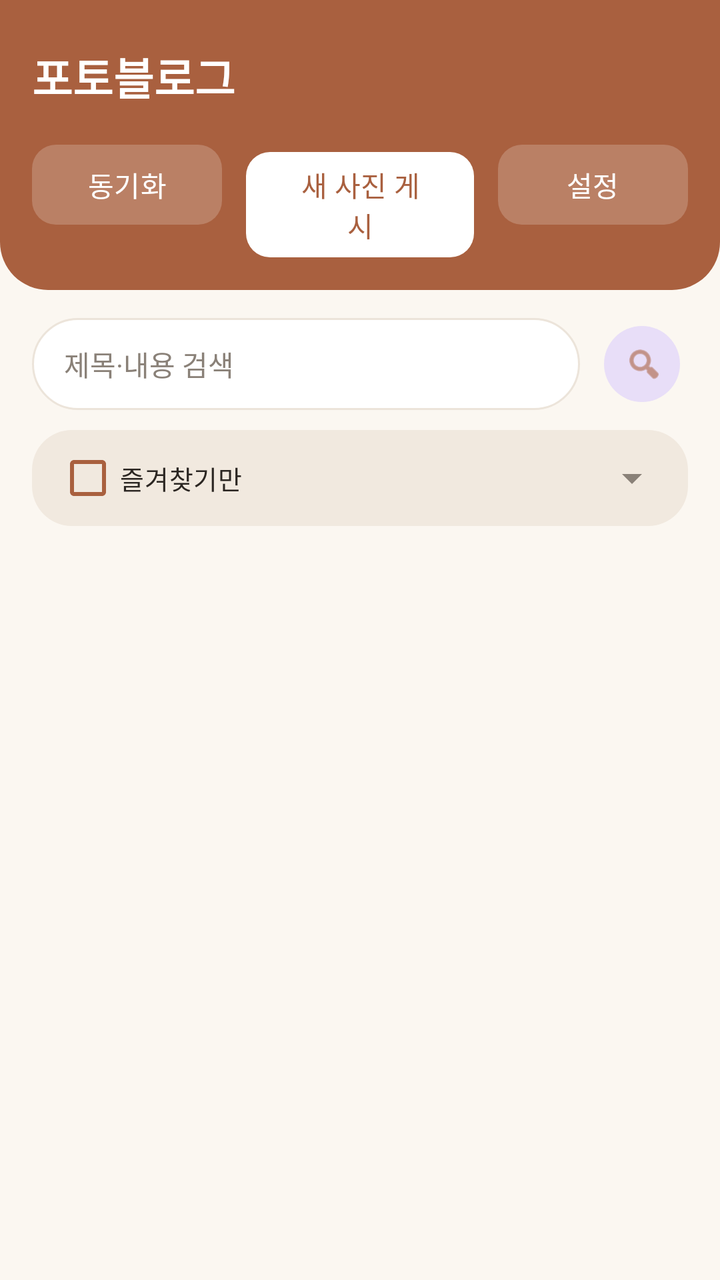
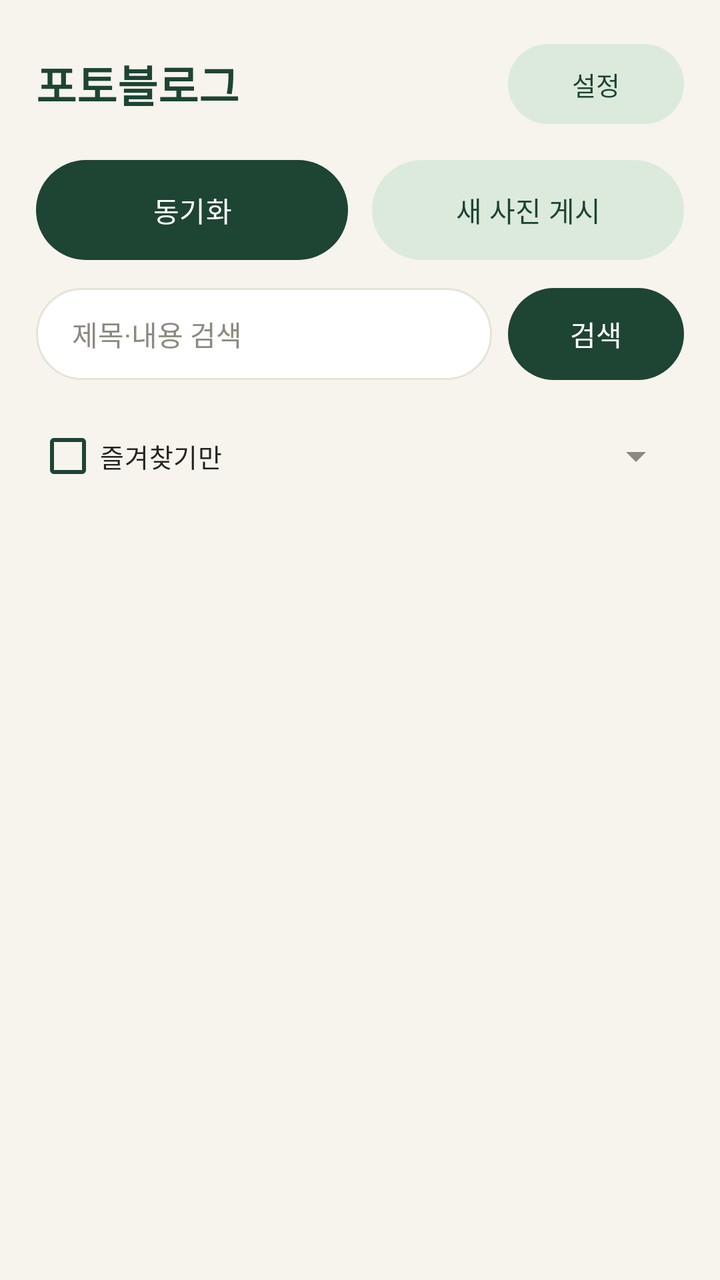

Screens rendered from an Android XML layout before and after an edit, with the pre-edit source and the edit as a unified diff.
<!-- AndroidManifest.xml: application theme Theme.PhotoBlog -->
<!-- res/layout/activity_main.xml -->
<?xml version="1.0" encoding="utf-8"?>
<LinearLayout xmlns:android="http://schemas.android.com/apk/res/android"
    xmlns:app="http://schemas.android.com/apk/res-auto"
    xmlns:tools="http://schemas.android.com/tools"
    android:layout_width="match_parent"
    android:layout_height="match_parent"
    android:orientation="vertical"
    android:background="@color/color_background"
    tools:context=".MainActivity">

    <LinearLayout
        android:layout_width="match_parent"
        android:layout_height="wrap_content"
        android:orientation="vertical"
        android:background="@drawable/bg_header_shape"
        android:paddingStart="16dp"
        android:paddingEnd="16dp"
        android:paddingTop="22dp"
        android:paddingBottom="16dp">

        <TextView
            android:layout_width="wrap_content"
            android:layout_height="wrap_content"
            android:layout_marginBottom="14dp"
            android:text="포토블로그"
            android:textColor="@color/color_on_primary"
            android:textSize="22sp"
            android:textStyle="bold" />

        <LinearLayout
            android:layout_width="match_parent"
            android:layout_height="wrap_content"
            android:orientation="horizontal">

            <com.google.android.material.button.MaterialButton
                android:id="@+id/btnSync"
                android:layout_width="0dp"
                android:layout_height="wrap_content"
                android:layout_weight="1"
                android:layout_marginEnd="6dp"
                app:backgroundTint="@color/color_header_action_bg"
                android:textColor="@color/color_on_primary"
                android:text="동기화"
                app:cornerRadius="12dp" />

            <com.google.android.material.button.MaterialButton
                android:id="@+id/btnUpload"
                android:layout_width="0dp"
                android:layout_height="wrap_content"
                android:layout_weight="1.2"
                android:layout_marginStart="6dp"
                android:layout_marginEnd="6dp"
                app:backgroundTint="@color/color_on_primary"
                android:textColor="@color/color_primary"
                android:text="새 사진 게시"
                app:cornerRadius="12dp" />

            <com.google.android.material.button.MaterialButton
                android:id="@+id/btnSettings"
                android:layout_width="0dp"
                android:layout_height="wrap_content"
                android:layout_weight="1"
                android:layout_marginStart="6dp"
                app:backgroundTint="@color/color_header_action_bg"
                android:textColor="@color/color_on_primary"
                android:text="설정"
                app:cornerRadius="12dp" />
        </LinearLayout>
    </LinearLayout>

    <LinearLayout
        android:layout_width="match_parent"
        android:layout_height="wrap_content"
        android:orientation="horizontal"
        android:gravity="center_vertical"
        android:paddingStart="16dp"
        android:paddingEnd="16dp"
        android:paddingTop="14dp">

        <EditText
            android:id="@+id/searchInput"
            android:layout_width="0dp"
            android:layout_height="46dp"
            android:layout_weight="1"
            android:background="@drawable/bg_search_field"
            android:paddingStart="16dp"
            android:paddingEnd="16dp"
            android:hint="제목·내용 검색"
            android:textColorHint="@color/color_text_secondary"
            android:textColor="@color/color_text_primary"
            android:textSize="14sp"
            android:maxLines="1"
            android:inputType="text" />

        <com.google.android.material.button.MaterialButton
            android:id="@+id/btnSearch"
            style="@style/Widget.Material3.Button.IconButton.Filled.Tonal"
            android:layout_width="46dp"
            android:layout_height="46dp"
            android:layout_marginStart="8dp"
            app:icon="@android:drawable/ic_menu_search"
            app:iconTint="@color/color_primary" />
    </LinearLayout>

    <LinearLayout
        android:layout_width="match_parent"
        android:layout_height="wrap_content"
        android:orientation="horizontal"
        android:gravity="center_vertical"
        android:layout_marginStart="16dp"
        android:layout_marginEnd="16dp"
        android:layout_marginTop="10dp"
        android:background="@drawable/bg_filter_row"
        android:paddingStart="12dp"
        android:paddingEnd="4dp">

        <CheckBox
            android:id="@+id/favoriteFilterCheck"
            android:layout_width="wrap_content"
            android:layout_height="wrap_content"
            android:buttonTint="@color/color_primary"
            android:textColor="@color/color_text_primary"
            android:textSize="13sp"
            android:text="즐겨찾기만" />

        <View
            android:layout_width="0dp"
            android:layout_height="1dp"
            android:layout_weight="1" />

        <Spinner
            android:id="@+id/sortSpinner"
            android:layout_width="wrap_content"
            android:layout_height="wrap_content"
            android:minHeight="40dp" />
    </LinearLayout>

    <TextView
        android:id="@+id/statusText"
        android:layout_width="match_parent"
        android:layout_height="wrap_content"
        android:paddingStart="18dp"
        android:paddingEnd="18dp"
        android:paddingTop="10dp"
        android:paddingBottom="2dp"
        android:textSize="12sp"
        android:textColor="@color/color_text_secondary"
        android:text="" />

    <androidx.recyclerview.widget.RecyclerView
        android:id="@+id/recyclerView"
        android:layout_width="match_parent"
        android:layout_height="0dp"
        android:layout_weight="1"
        android:paddingStart="8dp"
        android:paddingEnd="8dp"
        android:paddingTop="4dp"
        android:clipToPadding="false"
        tools:listitem="@layout/item_image" />

    <com.google.android.material.button.MaterialButton
        android:id="@+id/btnLoadMore"
        style="@style/Widget.Material3.Button.OutlinedButton"
        android:layout_width="match_parent"
        android:layout_height="wrap_content"
        android:layout_margin="16dp"
        android:visibility="gone"
        android:text="다음 사진 더 불러오기" />

</LinearLayout>
<!-- res/layout/item_image.xml (included above) -->
<?xml version="1.0" encoding="utf-8"?>
<com.google.android.material.card.MaterialCardView
    xmlns:android="http://schemas.android.com/apk/res/android"
    xmlns:app="http://schemas.android.com/apk/res-auto"
    android:layout_width="match_parent"
    android:layout_height="wrap_content"
    android:layout_marginHorizontal="4dp"
    android:layout_marginVertical="6dp"
    app:cardCornerRadius="18dp"
    app:cardElevation="0dp"
    app:strokeWidth="1dp"
    app:strokeColor="@color/color_card_stroke"
    app:cardBackgroundColor="@color/color_surface">

    <LinearLayout
        android:layout_width="match_parent"
        android:layout_height="wrap_content"
        android:orientation="vertical"
        android:paddingBottom="14dp">

        <ImageView
            android:id="@+id/imageViewItem"
            android:layout_width="match_parent"
            android:layout_height="210dp"
            android:scaleType="centerCrop"
            android:background="@color/color_chip_background"
            android:contentDescription="게시물 사진" />

        <LinearLayout
            android:layout_width="match_parent"
            android:layout_height="wrap_content"
            android:orientation="horizontal"
            android:gravity="center_vertical"
            android:paddingStart="14dp"
            android:paddingEnd="6dp"
            android:paddingTop="10dp">

            <TextView
                android:id="@+id/titleViewItem"
                android:layout_width="0dp"
                android:layout_height="wrap_content"
                android:layout_weight="1"
                android:textStyle="bold"
                android:textSize="16sp"
                android:textColor="@color/color_text_primary" />

            <Button
                android:id="@+id/favoriteButton"
                style="?attr/borderlessButtonStyle"
                android:layout_width="wrap_content"
                android:layout_height="wrap_content"
                android:minWidth="0dp"
                android:minHeight="0dp"
                android:paddingStart="8dp"
                android:paddingEnd="8dp"
                android:textSize="20sp"
                android:textColor="@color/color_primary"
                android:text="☆" />
        </LinearLayout>

        <TextView
            android:id="@+id/authorViewItem"
            android:layout_width="match_parent"
            android:layout_height="wrap_content"
            android:paddingStart="14dp"
            android:paddingEnd="14dp"
            android:paddingTop="1dp"
            android:textSize="12sp"
            android:textColor="@color/color_text_secondary" />

        <TextView
            android:id="@+id/textViewItem"
            android:layout_width="match_parent"
            android:layout_height="wrap_content"
            android:paddingStart="14dp"
            android:paddingEnd="14dp"
            android:paddingTop="6dp"
            android:maxLines="2"
            android:ellipsize="end"
            android:lineSpacingExtra="2dp"
            android:textSize="14sp"
            android:textColor="@color/color_text_primary" />

        <LinearLayout
            android:id="@+id/ownerActionsRow"
            android:layout_width="match_parent"
            android:layout_height="wrap_content"
            android:orientation="horizontal"
            android:paddingStart="10dp"
            android:paddingEnd="10dp"
            android:paddingTop="10dp"
            android:visibility="gone">

            <com.google.android.material.button.MaterialButton
                android:id="@+id/editButton"
                style="@style/Widget.Material3.Button.TonalButton"
                android:layout_width="0dp"
                android:layout_height="wrap_content"
                android:layout_weight="1"
                android:layout_marginEnd="6dp"
                android:text="수정" />

            <com.google.android.material.button.MaterialButton
                android:id="@+id/deleteButton"
                style="@style/Widget.Material3.Button.OutlinedButton"
                android:layout_width="0dp"
                android:layout_height="wrap_content"
                android:layout_weight="1"
                android:layout_marginStart="6dp"
                android:textColor="@color/color_error"
                app:strokeColor="@color/color_error"
                android:text="삭제" />
        </LinearLayout>
    </LinearLayout>
</com.google.android.material.card.MaterialCardView>
<!-- resources referenced by this layout -->
<resources>
  <color name="color_background">#FBF7F1</color>
  <color name="color_card_stroke">#EEE4D8</color>
  <color name="color_chip_background">#F1E9DF</color>
  <color name="color_error">#B3493A</color>
  <color name="color_header_action_bg">#33FFFFFF</color>
  <color name="color_on_primary">#FFFFFF</color>
  <color name="color_primary">#A9603F</color>
  <color name="color_surface">#FFFFFF</color>
  <color name="color_text_primary">#2B2622</color>
  <color name="color_text_secondary">#8A8178</color>
  <!-- drawable bg_filter_row (drawable) -->
  <?xml version="1.0" encoding="utf-8"?>
  <shape xmlns:android="http://schemas.android.com/apk/res/android" android:shape="rectangle">
      <solid android:color="@color/color_chip_background" />
      <corners android:radius="20dp" />
  </shape>
  <!-- drawable bg_header_shape (drawable) -->
  <?xml version="1.0" encoding="utf-8"?>
  <shape xmlns:android="http://schemas.android.com/apk/res/android" android:shape="rectangle">
      <solid android:color="@color/color_primary" />
      <corners
          android:bottomLeftRadius="24dp"
          android:bottomRightRadius="24dp" />
  </shape>
  <!-- drawable bg_search_field (drawable) -->
  <?xml version="1.0" encoding="utf-8"?>
  <shape xmlns:android="http://schemas.android.com/apk/res/android" android:shape="rectangle">
      <solid android:color="@color/color_surface" />
      <stroke android:width="1dp" android:color="@color/color_divider" />
      <corners android:radius="24dp" />
  </shape>
  <style name="Theme.PhotoBlog" parent="Base.Theme.PhotoBlog" />
  <color name="color_divider">#ECE4DA</color>
  <style name="Base.Theme.PhotoBlog" parent="Theme.Material3.DayNight.NoActionBar">
          <item name="colorPrimary">@color/color_primary</item>
          <item name="colorPrimaryVariant">@color/color_primary_variant</item>
          <item name="colorOnPrimary">@color/color_on_primary</item>
          <item name="colorSecondary">@color/color_secondary</item>
          <item name="colorOnSecondary">@color/color_on_secondary</item>
          <item name="colorSurface">@color/color_surface</item>
          <item name="colorOnSurface">@color/color_text_primary</item>
          <item name="colorError">@color/color_error</item>
          <item name="android:colorBackground">@color/color_background</item>
          <item name="android:textColorPrimary">@color/color_text_primary</item>
          <item name="android:textColorSecondary">@color/color_text_secondary</item>
          <item name="android:windowBackground">@color/color_background</item>
          <item name="android:statusBarColor">@color/color_background</item>
          <item name="android:windowLightStatusBar">true</item>
          <item name="fontFamily">sans-serif</item>
      </style>
  <color name="color_primary_variant">#7C4530</color>
  <color name="color_secondary">#5B6B4F</color>
  <color name="color_on_secondary">#FFFFFF</color>
</resources>

<!-- the commit's change to res/layout/activity_main.xml (unified diff, before → after) -->
@@ -11,61 +11,70 @@
     <LinearLayout
         android:layout_width="match_parent"
         android:layout_height="wrap_content"
-        android:orientation="vertical"
-        android:background="@drawable/bg_header_shape"
-        android:paddingStart="16dp"
-        android:paddingEnd="16dp"
+        android:orientation="horizontal"
+        android:gravity="center_vertical"
+        android:paddingStart="18dp"
+        android:paddingEnd="18dp"
         android:paddingTop="22dp"
-        android:paddingBottom="16dp">
+        android:paddingBottom="4dp">
 
         <TextView
-            android:layout_width="wrap_content"
-            android:layout_height="wrap_content"
-            android:layout_marginBottom="14dp"
+            android:layout_width="0dp"
+            android:layout_height="wrap_content"
+            android:layout_weight="1"
             android:text="포토블로그"
-            android:textColor="@color/color_on_primary"
+            android:textColor="@color/color_primary"
             android:textSize="22sp"
             android:textStyle="bold" />
 
-        <LinearLayout
-            android:layout_width="match_parent"
-            android:layout_height="wrap_content"
-            android:orientation="horizontal">
-
-            <com.google.android.material.button.MaterialButton
-                android:id="@+id/btnSync"
-                android:layout_width="0dp"
-                android:layout_height="wrap_content"
-                android:layout_weight="1"
-                android:layout_marginEnd="6dp"
-                app:backgroundTint="@color/color_header_action_bg"
-                android:textColor="@color/color_on_primary"
-                android:text="동기화"
-                app:cornerRadius="12dp" />
-
-            <com.google.android.material.button.MaterialButton
-                android:id="@+id/btnUpload"
-                android:layout_width="0dp"
-                android:layout_height="wrap_content"
-                android:layout_weight="1.2"
-                android:layout_marginStart="6dp"
-                android:layout_marginEnd="6dp"
-                app:backgroundTint="@color/color_on_primary"
-                android:textColor="@color/color_primary"
-                android:text="새 사진 게시"
-                app:cornerRadius="12dp" />
-
-            <com.google.android.material.button.MaterialButton
-                android:id="@+id/btnSettings"
-                android:layout_width="0dp"
-                android:layout_height="wrap_content"
-                android:layout_weight="1"
-                android:layout_marginStart="6dp"
-                app:backgroundTint="@color/color_header_action_bg"
-                android:textColor="@color/color_on_primary"
-                android:text="설정"
-                app:cornerRadius="12dp" />
-        </LinearLayout>
+        <com.google.android.material.button.MaterialButton
+            android:id="@+id/btnSettings"
+            android:layout_width="wrap_content"
+            android:layout_height="40dp"
+            android:paddingStart="16dp"
+            android:paddingEnd="16dp"
+            android:insetTop="0dp"
+            android:insetBottom="0dp"
+            app:backgroundTint="@color/color_secondary"
+            android:textColor="@color/color_on_secondary"
+            android:textSize="13sp"
+            app:cornerRadius="20dp"
+            android:text="설정" />
+    </LinearLayout>
+
+    <LinearLayout
+        android:layout_width="match_parent"
+        android:layout_height="wrap_content"
+        android:orientation="horizontal"
+        android:paddingStart="18dp"
+        android:paddingEnd="18dp"
+        android:paddingTop="14dp">
+
+        <com.google.android.material.button.MaterialButton
+            android:id="@+id/btnSync"
+            android:layout_width="0dp"
+            android:layout_height="50dp"
+            android:layout_weight="1"
+            android:layout_marginEnd="6dp"
+            android:insetTop="0dp"
+            android:insetBottom="0dp"
+            app:backgroundTint="@color/color_primary"
+            android:textColor="@color/color_on_primary"
+            app:cornerRadius="25dp"
+            android:text="동기화" />
+
+        <com.google.android.material.button.MaterialButton
+            android:id="@+id/btnUpload"
+            android:layout_width="0dp"
+            android:layout_height="50dp"
+            android:layout_weight="1"
+            android:layout_marginStart="6dp"
+            android:insetTop="0dp"
+            android:insetBottom="0dp"
+            app:backgroundTint="@color/color_secondary"
+            android:textColor="@color/color_on_secondary"
+            app:cornerRadius="25dp"
+            android:text="새 사진 게시" />
     </LinearLayout>
 
     <LinearLayout
@@ -73,8 +82,8 @@
         android:layout_height="wrap_content"
         android:orientation="horizontal"
         android:gravity="center_vertical"
-        android:paddingStart="16dp"
-        android:paddingEnd="16dp"
+        android:paddingStart="18dp"
+        android:paddingEnd="18dp"
         android:paddingTop="14dp">
 
         <EditText
@@ -83,8 +92,8 @@
             android:layout_height="46dp"
             android:layout_weight="1"
             android:background="@drawable/bg_search_field"
-            android:paddingStart="16dp"
-            android:paddingEnd="16dp"
+            android:paddingStart="18dp"
+            android:paddingEnd="18dp"
             android:hint="제목·내용 검색"
             android:textColorHint="@color/color_text_secondary"
             android:textColor="@color/color_text_primary"
@@ -94,12 +103,18 @@
 
         <com.google.android.material.button.MaterialButton
             android:id="@+id/btnSearch"
-            style="@style/Widget.Material3.Button.IconButton.Filled.Tonal"
-            android:layout_width="46dp"
+            android:layout_width="wrap_content"
             android:layout_height="46dp"
             android:layout_marginStart="8dp"
-            app:icon="@android:drawable/ic_menu_search"
-            app:iconTint="@color/color_primary" />
+            android:paddingStart="18dp"
+            android:paddingEnd="18dp"
+            android:insetTop="0dp"
+            android:insetBottom="0dp"
+            app:backgroundTint="@color/color_primary"
+            android:textColor="@color/color_on_primary"
+            android:textSize="14sp"
+            app:cornerRadius="23dp"
+            android:text="검색" />
     </LinearLayout>
 
     <LinearLayout
@@ -107,12 +122,9 @@
         android:layout_height="wrap_content"
         android:orientation="horizontal"
         android:gravity="center_vertical"
-        android:layout_marginStart="16dp"
-        android:layout_marginEnd="16dp"
-        android:layout_marginTop="10dp"
-        android:background="@drawable/bg_filter_row"
-        android:paddingStart="12dp"
-        android:paddingEnd="4dp">
+        android:paddingStart="18dp"
+        android:paddingEnd="18dp"
+        android:paddingTop="14dp">
 
         <CheckBox
             android:id="@+id/favoriteFilterCheck"
@@ -141,7 +153,7 @@
         android:layout_height="wrap_content"
         android:paddingStart="18dp"
         android:paddingEnd="18dp"
-        android:paddingTop="10dp"
+        android:paddingTop="12dp"
         android:paddingBottom="2dp"
         android:textSize="12sp"
         android:textColor="@color/color_text_secondary"
@@ -152,18 +164,22 @@
         android:layout_width="match_parent"
         android:layout_height="0dp"
         android:layout_weight="1"
-        android:paddingStart="8dp"
-        android:paddingEnd="8dp"
+        android:paddingStart="16dp"
+        android:paddingEnd="16dp"
         android:paddingTop="4dp"
         android:clipToPadding="false"
         tools:listitem="@layout/item_image" />
 
     <com.google.android.material.button.MaterialButton
         android:id="@+id/btnLoadMore"
-        style="@style/Widget.Material3.Button.OutlinedButton"
-        android:layout_width="match_parent"
-        android:layout_height="wrap_content"
+        android:layout_width="match_parent"
+        android:layout_height="48dp"
         android:layout_margin="16dp"
+        android:insetTop="0dp"
+        android:insetBottom="0dp"
+        app:backgroundTint="@color/color_secondary"
+        android:textColor="@color/color_on_secondary"
+        app:cornerRadius="24dp"
         android:visibility="gone"
         android:text="다음 사진 더 불러오기" />
 
@@ -175,19 +191,18 @@
     xmlns:app="http://schemas.android.com/apk/res-auto"
     android:layout_width="match_parent"
     android:layout_height="wrap_content"
-    android:layout_marginHorizontal="4dp"
-    android:layout_marginVertical="6dp"
-    app:cardCornerRadius="18dp"
+    android:layout_marginHorizontal="2dp"
+    android:layout_marginVertical="10dp"
+    app:cardCornerRadius="20dp"
     app:cardElevation="0dp"
-    app:strokeWidth="1dp"
-    app:strokeColor="@color/color_card_stroke"
+    app:strokeWidth="0dp"
     app:cardBackgroundColor="@color/color_surface">
 
     <LinearLayout
         android:layout_width="match_parent"
         android:layout_height="wrap_content"
         android:orientation="vertical"
-        android:paddingBottom="14dp">
+        android:paddingBottom="16dp">
 
         <ImageView
             android:id="@+id/imageViewItem"
@@ -197,14 +212,24 @@
             android:background="@color/color_chip_background"
             android:contentDescription="게시물 사진" />
 
+        <TextView
+            android:id="@+id/authorViewItem"
+            android:layout_width="match_parent"
+            android:layout_height="wrap_content"
+            android:paddingStart="16dp"
+            android:paddingEnd="16dp"
+            android:paddingTop="12dp"
+            android:textSize="12sp"
+            android:textColor="@color/color_text_secondary" />
+
         <LinearLayout
             android:layout_width="match_parent"
             android:layout_height="wrap_content"
             android:orientation="horizontal"
             android:gravity="center_vertical"
-            android:paddingStart="14dp"
-            android:paddingEnd="6dp"
-            android:paddingTop="10dp">
+            android:paddingStart="16dp"
+            android:paddingEnd="10dp"
+            android:paddingTop="2dp">
 
             <TextView
                 android:id="@+id/titleViewItem"
@@ -212,7 +237,7 @@
                 android:layout_height="wrap_content"
                 android:layout_weight="1"
                 android:textStyle="bold"
-                android:textSize="16sp"
+                android:textSize="17sp"
                 android:textColor="@color/color_text_primary" />
 
             <Button
@@ -223,63 +248,61 @@
                 android:minWidth="0dp"
                 android:minHeight="0dp"
                 android:paddingStart="8dp"
-                android:paddingEnd="8dp"
-                android:textSize="20sp"
+                android:paddingEnd="0dp"
+                android:textSize="19sp"
                 android:textColor="@color/color_primary"
                 android:text="☆" />
         </LinearLayout>
 
         <TextView
-            android:id="@+id/authorViewItem"
-            android:layout_width="match_parent"
-            android:layout_height="wrap_content"
-            android:paddingStart="14dp"
-            android:paddingEnd="14dp"
-            android:paddingTop="1dp"
-            android:textSize="12sp"
-            android:textColor="@color/color_text_secondary" />
-
-        <TextView
             android:id="@+id/textViewItem"
             android:layout_width="match_parent"
             android:layout_height="wrap_content"
-            android:paddingStart="14dp"
-            android:paddingEnd="14dp"
-            android:paddingTop="6dp"
+            android:paddingStart="16dp"
+            android:paddingEnd="16dp"
+            android:paddingTop="4dp"
             android:maxLines="2"
             android:ellipsize="end"
             android:lineSpacingExtra="2dp"
             android:textSize="14sp"
-            android:textColor="@color/color_text_primary" />
+            android:textColor="@color/color_text_secondary" />
 
         <LinearLayout
             android:id="@+id/ownerActionsRow"
             android:layout_width="match_parent"
             android:layout_height="wrap_content"
             android:orientation="horizontal"
-            android:paddingStart="10dp"
-            android:paddingEnd="10dp"
-            android:paddingTop="10dp"
+            android:paddingStart="16dp"
+            android:paddingEnd="16dp"
+            android:paddingTop="12dp"
             android:visibility="gone">
 
             <com.google.android.material.button.MaterialButton
                 android:id="@+id/editButton"
-                style="@style/Widget.Material3.Button.TonalButton"
                 android:layout_width="0dp"
-                android:layout_height="wrap_content"
+                android:layout_height="44dp"
                 android:layout_weight="1"
-                android:layout_marginEnd="6dp"
+                android:layout_marginEnd="5dp"
+                android:insetTop="0dp"
+                android:insetBottom="0dp"
+                app:backgroundTint="@color/color_secondary"
+                android:textColor="@color/color_on_secondary"
+                android:textSize="13sp"
+                app:cornerRadius="22dp"
                 android:text="수정" />
 
             <com.google.android.material.button.MaterialButton
                 android:id="@+id/deleteButton"
-                style="@style/Widget.Material3.Button.OutlinedButton"
                 android:layout_width="0dp"
-                android:layout_height="wrap_content"
+                android:layout_height="44dp"
                 android:layout_weight="1"
-                android:layout_marginStart="6dp"
-                android:textColor="@color/color_error"
-                app:strokeColor="@color/color_error"
+                android:layout_marginStart="5dp"
+                android:insetTop="0dp"
+                android:insetBottom="0dp"
+                app:backgroundTint="@color/color_secondary"
+                android:textColor="@color/color_on_secondary"
+                android:textSize="13sp"
+                app:cornerRadius="22dp"
                 android:text="삭제" />
         </LinearLayout>
     </LinearLayout>
<!-- resource entries referenced after the edit -->
@@ -1,29 +1,13 @@
 <!-- resources referenced by this layout -->
 <resources>
-  <color name="color_background">#FBF7F1</color>
-  <color name="color_card_stroke">#EEE4D8</color>
-  <color name="color_chip_background">#F1E9DF</color>
+  <color name="color_background">#F6F4EC</color>
+  <color name="color_chip_background">#EFEDE2</color>
   <color name="color_error">#B3493A</color>
-  <color name="color_header_action_bg">#33FFFFFF</color>
   <color name="color_on_primary">#FFFFFF</color>
-  <color name="color_primary">#A9603F</color>
+  <color name="color_primary">#1E4433</color>
   <color name="color_surface">#FFFFFF</color>
-  <color name="color_text_primary">#2B2622</color>
-  <color name="color_text_secondary">#8A8178</color>
-  <!-- drawable bg_filter_row (drawable) -->
-  <?xml version="1.0" encoding="utf-8"?>
-  <shape xmlns:android="http://schemas.android.com/apk/res/android" android:shape="rectangle">
-      <solid android:color="@color/color_chip_background" />
-      <corners android:radius="20dp" />
-  </shape>
-  <!-- drawable bg_header_shape (drawable) -->
-  <?xml version="1.0" encoding="utf-8"?>
-  <shape xmlns:android="http://schemas.android.com/apk/res/android" android:shape="rectangle">
-      <solid android:color="@color/color_primary" />
-      <corners
-          android:bottomLeftRadius="24dp"
-          android:bottomRightRadius="24dp" />
-  </shape>
+  <color name="color_text_primary">#232321</color>
+  <color name="color_text_secondary">#8C897F</color>
   <!-- drawable bg_search_field (drawable) -->
   <?xml version="1.0" encoding="utf-8"?>
   <shape xmlns:android="http://schemas.android.com/apk/res/android" android:shape="rectangle">
@@ -32,7 +16,7 @@
       <corners android:radius="24dp" />
   </shape>
   <style name="Theme.PhotoBlog" parent="Base.Theme.PhotoBlog" />
-  <color name="color_divider">#ECE4DA</color>
+  <color name="color_divider">#E7E3D6</color>
   <style name="Base.Theme.PhotoBlog" parent="Theme.Material3.DayNight.NoActionBar">
           <item name="colorPrimary">@color/color_primary</item>
           <item name="colorPrimaryVariant">@color/color_primary_variant</item>
@@ -50,8 +34,8 @@
           <item name="android:windowLightStatusBar">true</item>
           <item name="fontFamily">sans-serif</item>
       </style>
-  <color name="color_primary_variant">#7C4530</color>
-  <color name="color_secondary">#5B6B4F</color>
-  <color name="color_on_secondary">#FFFFFF</color>
+  <color name="color_primary_variant">#163226</color>
+  <color name="color_secondary">#DCEADC</color>
+  <color name="color_on_secondary">#1E4433</color>
 </resources>
 
